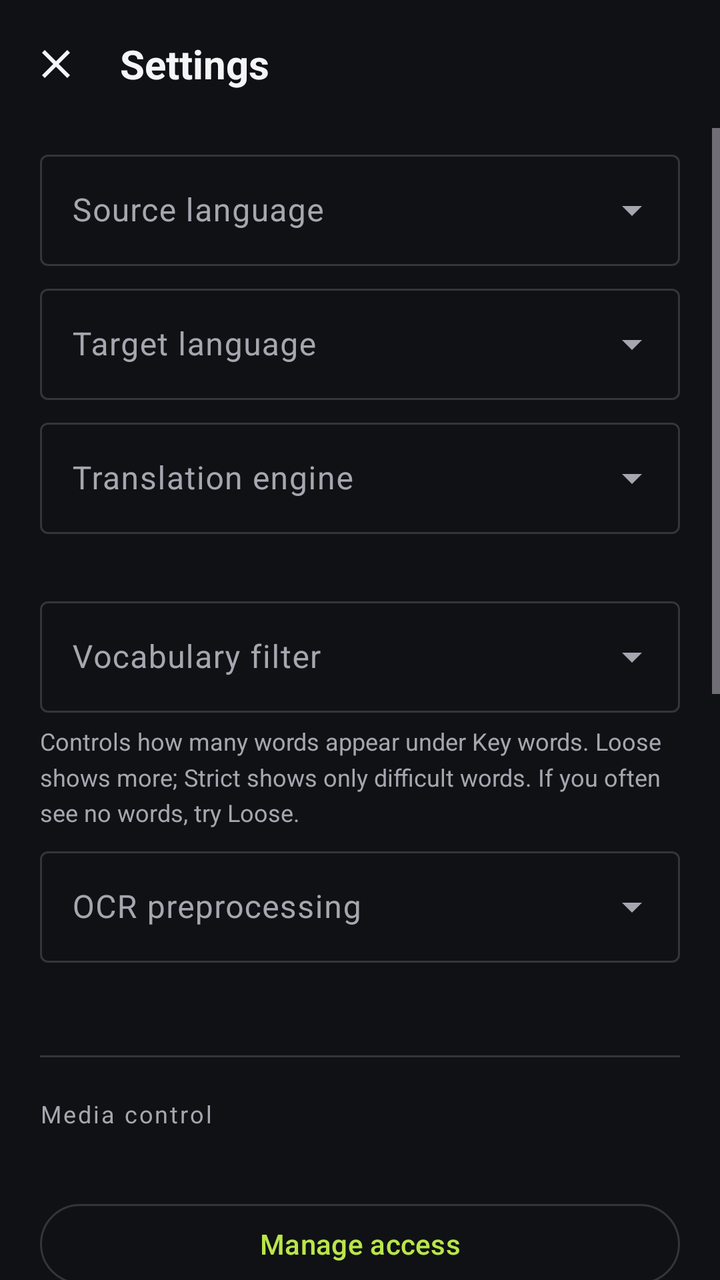
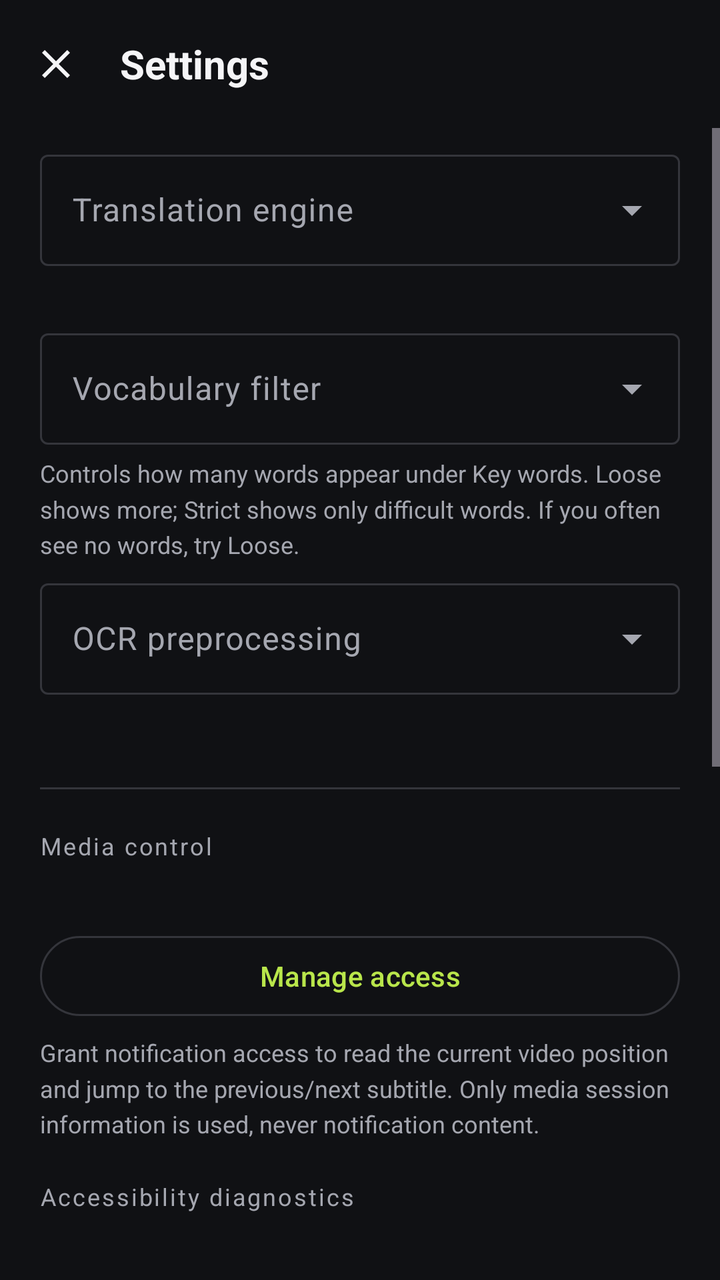

Compare the two renders of this Android layout. The source of the first and the diff that turns it into the second are given below.
<!-- AndroidManifest.xml: application theme Theme.SubtitleTranslator -->
<!-- res/layout/activity_settings.xml -->
<?xml version="1.0" encoding="utf-8"?>
<LinearLayout xmlns:android="http://schemas.android.com/apk/res/android"
    xmlns:app="http://schemas.android.com/apk/res-auto"
    android:layout_width="match_parent"
    android:layout_height="match_parent"
    android:orientation="vertical"
    android:background="@color/screen_bg">

    <com.google.android.material.appbar.MaterialToolbar
        android:id="@+id/toolbar"
        android:layout_width="match_parent"
        android:layout_height="?attr/actionBarSize"
        android:background="@android:color/transparent"
        app:navigationIcon="@drawable/ic_close"
        app:navigationIconTint="@color/text_primary"
        app:title="@string/main_settings"
        app:titleTextAppearance="@style/TextAppearance.SubtitleTranslator.ScreenTitle" />

    <ScrollView
        android:layout_width="match_parent"
        android:layout_height="0dp"
        android:layout_weight="1"
        android:fillViewport="true"
        android:scrollbars="vertical">

        <LinearLayout
            android:layout_width="match_parent"
            android:layout_height="wrap_content"
            android:orientation="vertical"
            android:paddingHorizontal="20dp"
            android:paddingBottom="32dp">

            <com.google.android.material.textfield.TextInputLayout
                android:id="@+id/inputSourceLayout"
                style="@style/Widget.Material3.TextInputLayout.OutlinedBox.ExposedDropdownMenu"
                android:layout_width="match_parent"
                android:layout_height="wrap_content"
                android:layout_marginTop="8dp"
                android:hint="@string/settings_source_language">

                <com.google.android.material.textfield.MaterialAutoCompleteTextView
                    android:id="@+id/inputSource"
                    android:layout_width="match_parent"
                    android:layout_height="wrap_content"
                    android:inputType="none" />
            </com.google.android.material.textfield.TextInputLayout>

            <com.google.android.material.textfield.TextInputLayout
                android:id="@+id/inputTargetLayout"
                style="@style/Widget.Material3.TextInputLayout.OutlinedBox.ExposedDropdownMenu"
                android:layout_width="match_parent"
                android:layout_height="wrap_content"
                android:layout_marginTop="6dp"
                android:hint="@string/settings_target_language">

                <com.google.android.material.textfield.MaterialAutoCompleteTextView
                    android:id="@+id/inputTarget"
                    android:layout_width="match_parent"
                    android:layout_height="wrap_content"
                    android:inputType="none" />
            </com.google.android.material.textfield.TextInputLayout>

            <com.google.android.material.textfield.TextInputLayout
                android:id="@+id/inputEngineLayout"
                style="@style/Widget.Material3.TextInputLayout.OutlinedBox.ExposedDropdownMenu"
                android:layout_width="match_parent"
                android:layout_height="wrap_content"
                android:layout_marginTop="6dp"
                android:hint="@string/settings_translation_engine">

                <com.google.android.material.textfield.MaterialAutoCompleteTextView
                    android:id="@+id/inputEngine"
                    android:layout_width="match_parent"
                    android:layout_height="wrap_content"
                    android:inputType="none" />
            </com.google.android.material.textfield.TextInputLayout>

            <TextView
                android:id="@+id/tvEngineHint"
                android:layout_width="match_parent"
                android:layout_height="wrap_content"
                android:layout_marginTop="6dp"
                android:lineSpacingMultiplier="1.25"
                android:textColor="@color/text_secondary"
                android:textSize="12sp" />

            <com.google.android.material.textfield.TextInputLayout
                android:id="@+id/inputDifficultyLayout"
                style="@style/Widget.Material3.TextInputLayout.OutlinedBox.ExposedDropdownMenu"
                android:layout_width="match_parent"
                android:layout_height="wrap_content"
                android:layout_marginTop="6dp"
                android:hint="@string/settings_difficulty_filter">

                <com.google.android.material.textfield.MaterialAutoCompleteTextView
                    android:id="@+id/inputDifficulty"
                    android:layout_width="match_parent"
                    android:layout_height="wrap_content"
                    android:inputType="none" />
            </com.google.android.material.textfield.TextInputLayout>

            <TextView
                android:layout_width="match_parent"
                android:layout_height="wrap_content"
                android:layout_marginTop="6dp"
                android:lineSpacingMultiplier="1.25"
                android:text="@string/settings_difficulty_help"
                android:textColor="@color/text_secondary"
                android:textSize="12sp" />

            <com.google.android.material.textfield.TextInputLayout
                android:id="@+id/inputPreprocessLayout"
                style="@style/Widget.Material3.TextInputLayout.OutlinedBox.ExposedDropdownMenu"
                android:layout_width="match_parent"
                android:layout_height="wrap_content"
                android:layout_marginTop="6dp"
                android:hint="@string/settings_preprocess">

                <com.google.android.material.textfield.MaterialAutoCompleteTextView
                    android:id="@+id/inputPreprocess"
                    android:layout_width="match_parent"
                    android:layout_height="wrap_content"
                    android:inputType="none" />
            </com.google.android.material.textfield.TextInputLayout>

            <TextView
                android:id="@+id/tvPreprocessHint"
                android:layout_width="match_parent"
                android:layout_height="wrap_content"
                android:layout_marginTop="6dp"
                android:lineSpacingMultiplier="1.25"
                android:textColor="@color/text_secondary"
                android:textSize="12sp" />

            <View
                android:layout_width="match_parent"
                android:layout_height="1dp"
                android:layout_marginTop="24dp"
                android:background="@color/divider" />

            <TextView
                style="@style/TextAppearance.SubtitleTranslator.SectionLabel"
                android:layout_width="wrap_content"
                android:layout_height="wrap_content"
                android:layout_marginTop="20dp"
                android:text="@string/settings_media_control" />

            <TextView
                android:id="@+id/tvMediaAccessStatus"
                android:layout_width="match_parent"
                android:layout_height="wrap_content"
                android:layout_marginTop="6dp"
                android:textColor="@color/text_secondary"
                android:textSize="14sp" />

            <com.google.android.material.button.MaterialButton
                android:id="@+id/btnMediaAccess"
                style="@style/Widget.Material3.Button.OutlinedButton"
                android:layout_width="match_parent"
                android:layout_height="wrap_content"
                android:layout_marginTop="8dp"
                android:text="@string/settings_media_access_action" />

            <TextView
                android:layout_width="match_parent"
                android:layout_height="wrap_content"
                android:layout_marginTop="6dp"
                android:lineSpacingMultiplier="1.25"
                android:text="@string/settings_media_control_desc"
                android:textColor="@color/text_secondary"
                android:textSize="12sp" />

            <TextView
                style="@style/TextAppearance.SubtitleTranslator.SectionLabel"
                android:layout_width="wrap_content"
                android:layout_height="wrap_content"
                android:layout_marginTop="20dp"
                android:text="@string/settings_accessibility_diagnostics" />

            <TextView
                android:id="@+id/tvA11yStatus"
                android:layout_width="match_parent"
                android:layout_height="wrap_content"
                android:layout_marginTop="6dp"
                android:textColor="@color/text_secondary"
                android:textSize="14sp" />

            <com.google.android.material.button.MaterialButton
                android:id="@+id/btnA11ySettings"
                style="@style/Widget.Material3.Button.OutlinedButton"
                android:layout_width="match_parent"
                android:layout_height="wrap_content"
                android:layout_marginTop="8dp"
                android:text="@string/settings_accessibility_action" />

            <TextView
                android:layout_width="match_parent"
                android:layout_height="wrap_content"
                android:layout_marginTop="6dp"
                android:lineSpacingMultiplier="1.25"
                android:text="@string/settings_accessibility_desc"
                android:textColor="@color/text_secondary"
                android:textSize="12sp" />

            <View
                android:layout_width="match_parent"
                android:layout_height="1dp"
                android:layout_marginTop="24dp"
                android:background="@color/divider" />

            <com.google.android.material.materialswitch.MaterialSwitch
                android:id="@+id/switchDebugCapture"
                android:layout_width="match_parent"
                android:layout_height="wrap_content"
                android:layout_marginTop="8dp"
                android:text="@string/settings_debug_capture_switch"
                android:textColor="@color/text_primary"
                android:textSize="15sp" />

            <com.google.android.material.button.MaterialButton
                android:id="@+id/btnViewDebugCaptures"
                style="@style/Widget.Material3.Button.OutlinedButton"
                android:layout_width="match_parent"
                android:layout_height="wrap_content"
                android:layout_marginTop="8dp"
                android:text="@string/settings_view_debug_captures" />

            <TextView
                android:layout_width="match_parent"
                android:layout_height="wrap_content"
                android:layout_marginTop="6dp"
                android:lineSpacingMultiplier="1.25"
                android:text="@string/settings_debug_capture_help"
                android:textColor="@color/text_secondary"
                android:textSize="12sp" />

            <TextView
                android:layout_width="match_parent"
                android:layout_height="wrap_content"
                android:layout_marginTop="24dp"
                android:lineSpacingMultiplier="1.3"
                android:text="@string/settings_note"
                android:textColor="@color/text_secondary"
                android:textSize="12sp" />
        </LinearLayout>
    </ScrollView>
</LinearLayout>
<!-- resources referenced by this layout -->
<resources>
  <color name="divider">#FF34353B</color>
  <color name="screen_bg">#FF101114</color>
  <color name="text_primary">#FFF5F5F7</color>
  <color name="text_secondary">#FFA5A7B0</color>
  <!-- drawable ic_close (drawable) -->
  <?xml version="1.0" encoding="utf-8"?>
  <vector xmlns:android="http://schemas.android.com/apk/res/android"
      android:width="24dp"
      android:height="24dp"
      android:viewportWidth="24"
      android:viewportHeight="24"
      android:tint="@android:color/white">
      <path
          android:fillColor="@android:color/white"
          android:pathData="M19,6.41L17.59,5 12,10.59 6.41,5 5,6.41 10.59,12 5,17.59 6.41,19 12,13.41 17.59,19 19,17.59 13.41,12z"/>
  </vector>
  <string name="main_settings">Settings</string>
  <string name="settings_accessibility_action">Open accessibility settings</string>
  <string name="settings_accessibility_desc">Used for subtitle navigation: reads the player\'s progress bar and may tap outside the video center to reveal playback controls. Long-press the floating ball for an accessibility dump.</string>
  <string name="settings_accessibility_diagnostics">Accessibility diagnostics</string>
  <string name="settings_debug_capture_help">When enabled, saves the original screenshot, cropped area, preprocessed image and OCR text of each recognition to help diagnose capture, crop, preprocessing or OCR issues. Keeps the latest 5 captures (about 6 MB) in app-private storage; never appears in your gallery.</string>
  <string name="settings_debug_capture_switch">Save recognition screenshots</string>
  <string name="settings_difficulty_filter">Vocabulary filter</string>
  <string name="settings_difficulty_help">Controls how many words appear under Key words. Loose shows more; Strict shows only difficult words. If you often see no words, try Loose.</string>
  <string name="settings_media_access_action">Manage access</string>
  <string name="settings_media_control">Media control</string>
  <string name="settings_media_control_desc">Grant notification access to read the current video position and jump to the previous/next subtitle. Only media session information is used, never notification content.</string>
  <string name="settings_note">Note: language and vocabulary filter changes take effect the next time the translation service starts; the debug capture switch takes effect immediately.</string>
  <string name="settings_preprocess">OCR preprocessing</string>
  <string name="settings_source_language">Source language</string>
  <string name="settings_target_language">Target language</string>
  <string name="settings_translation_engine">Translation engine</string>
  <string name="settings_view_debug_captures">View recent captures</string>
  <style name="TextAppearance.SubtitleTranslator.ScreenTitle" parent="TextAppearance.Material3.TitleLarge">
          <item name="android:textSize">20sp</item>
          <item name="android:textStyle">bold</item>
          <item name="android:textColor">@color/text_primary</item>
      </style>
  <style name="TextAppearance.SubtitleTranslator.SectionLabel" parent="TextAppearance.Material3.BodySmall">
          <item name="android:textSize">12sp</item>
          <item name="android:textColor">@color/text_secondary</item>
          <item name="android:letterSpacing">0.08</item>
      </style>
  <color name="accent">#FFB9E64B</color>
  <color name="on_accent">#FF101114</color>
  <color name="accent_container">#FF33430F</color>
  <color name="on_accent_container">#FFD6F67A</color>
  <color name="accent_dim">#FFCBE97F</color>
  <color name="surface_variant">#FF2A2C33</color>
  <color name="surface_tile">#FF1B1D23</color>
  <color name="card_bg">#FF24252B</color>
  <color name="button_outline">#FF34353B</color>
  <color name="card_stroke">#FF2E3138</color>
  <color name="stop_button">#FFB3261E</color>
  <!-- unchanged entries left out for length: 1 -->
</resources>

<!-- the commit's change to res/layout/activity_settings.xml (unified diff, before → after) -->
@@ -31,41 +31,11 @@
             android:paddingBottom="32dp">
 
             <com.google.android.material.textfield.TextInputLayout
-                android:id="@+id/inputSourceLayout"
-                style="@style/Widget.Material3.TextInputLayout.OutlinedBox.ExposedDropdownMenu"
-                android:layout_width="match_parent"
-                android:layout_height="wrap_content"
-                android:layout_marginTop="8dp"
-                android:hint="@string/settings_source_language">
-
-                <com.google.android.material.textfield.MaterialAutoCompleteTextView
-                    android:id="@+id/inputSource"
-                    android:layout_width="match_parent"
-                    android:layout_height="wrap_content"
-                    android:inputType="none" />
-            </com.google.android.material.textfield.TextInputLayout>
-
-            <com.google.android.material.textfield.TextInputLayout
-                android:id="@+id/inputTargetLayout"
-                style="@style/Widget.Material3.TextInputLayout.OutlinedBox.ExposedDropdownMenu"
-                android:layout_width="match_parent"
-                android:layout_height="wrap_content"
-                android:layout_marginTop="6dp"
-                android:hint="@string/settings_target_language">
-
-                <com.google.android.material.textfield.MaterialAutoCompleteTextView
-                    android:id="@+id/inputTarget"
-                    android:layout_width="match_parent"
-                    android:layout_height="wrap_content"
-                    android:inputType="none" />
-            </com.google.android.material.textfield.TextInputLayout>
-
-            <com.google.android.material.textfield.TextInputLayout
                 android:id="@+id/inputEngineLayout"
                 style="@style/Widget.Material3.TextInputLayout.OutlinedBox.ExposedDropdownMenu"
                 android:layout_width="match_parent"
                 android:layout_height="wrap_content"
-                android:layout_marginTop="6dp"
+                android:layout_marginTop="8dp"
                 android:hint="@string/settings_translation_engine">
 
                 <com.google.android.material.textfield.MaterialAutoCompleteTextView
<!-- resource entries referenced after the edit -->
@@ -29,8 +29,6 @@
   <string name="settings_media_control_desc">Grant notification access to read the current video position and jump to the previous/next subtitle. Only media session information is used, never notification content.</string>
   <string name="settings_note">Note: language and vocabulary filter changes take effect the next time the translation service starts; the debug capture switch takes effect immediately.</string>
   <string name="settings_preprocess">OCR preprocessing</string>
-  <string name="settings_source_language">Source language</string>
-  <string name="settings_target_language">Target language</string>
   <string name="settings_translation_engine">Translation engine</string>
   <string name="settings_view_debug_captures">View recent captures</string>
   <style name="TextAppearance.SubtitleTranslator.ScreenTitle" parent="TextAppearance.Material3.TitleLarge">
